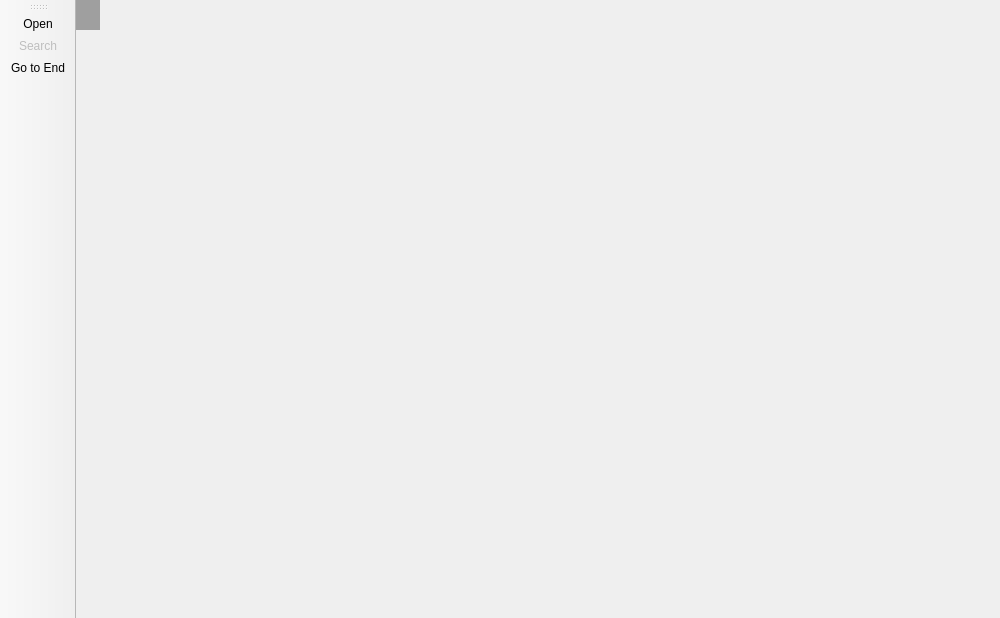
Before: the Qt Designer form mainwindow.ui in karoyqiu/qtail, drawn with Qt 5.
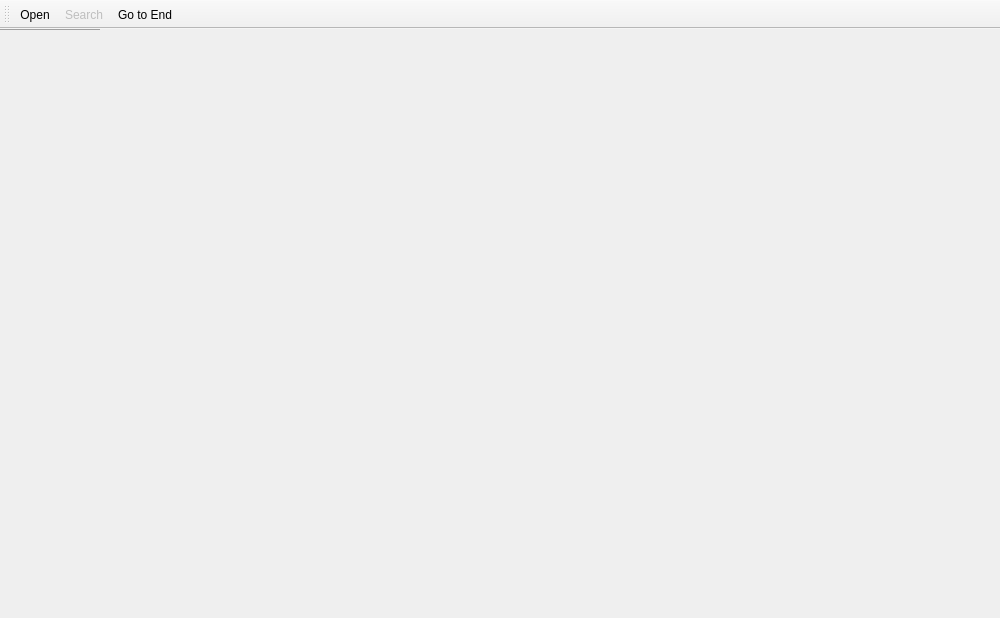
After: the same form once the commit is applied. Icons and pictures are not drawn.

```diff
--- a/mainwindow.ui
+++ b/mainwindow.ui
@@ -35,7 +35,7 @@
     <string>Main</string>
    </property>
    <attribute name="toolBarArea">
-    <enum>LeftToolBarArea</enum>
+    <enum>TopToolBarArea</enum>
    </attribute>
    <attribute name="toolBarBreak">
     <bool>false</bool>
```
